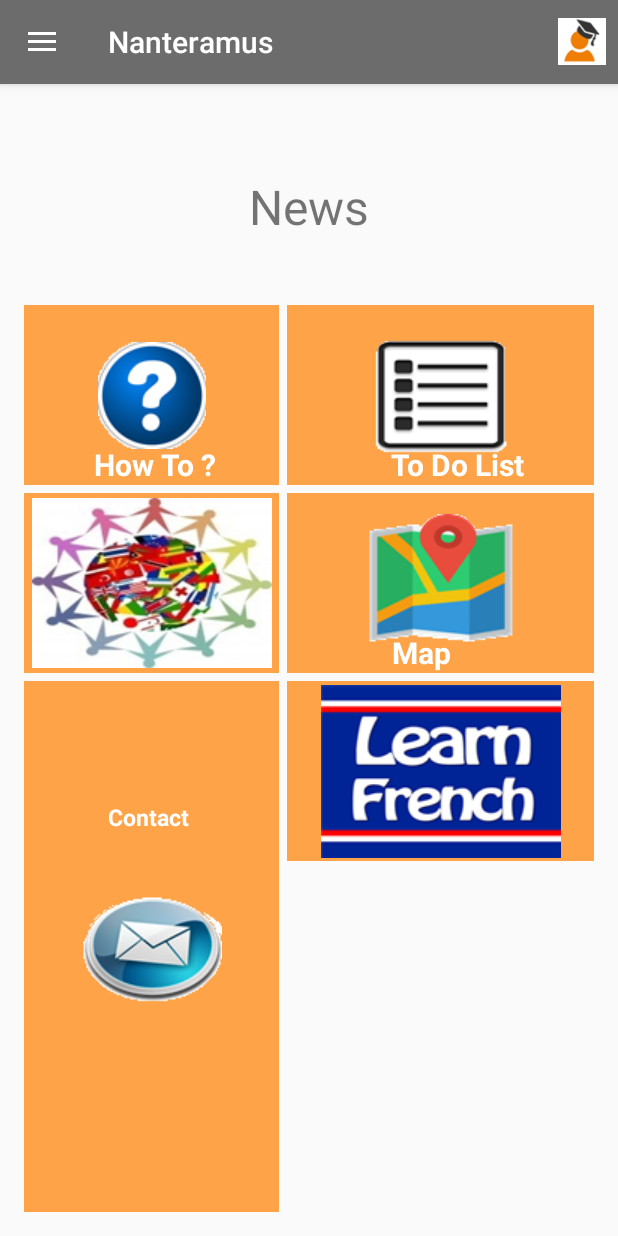
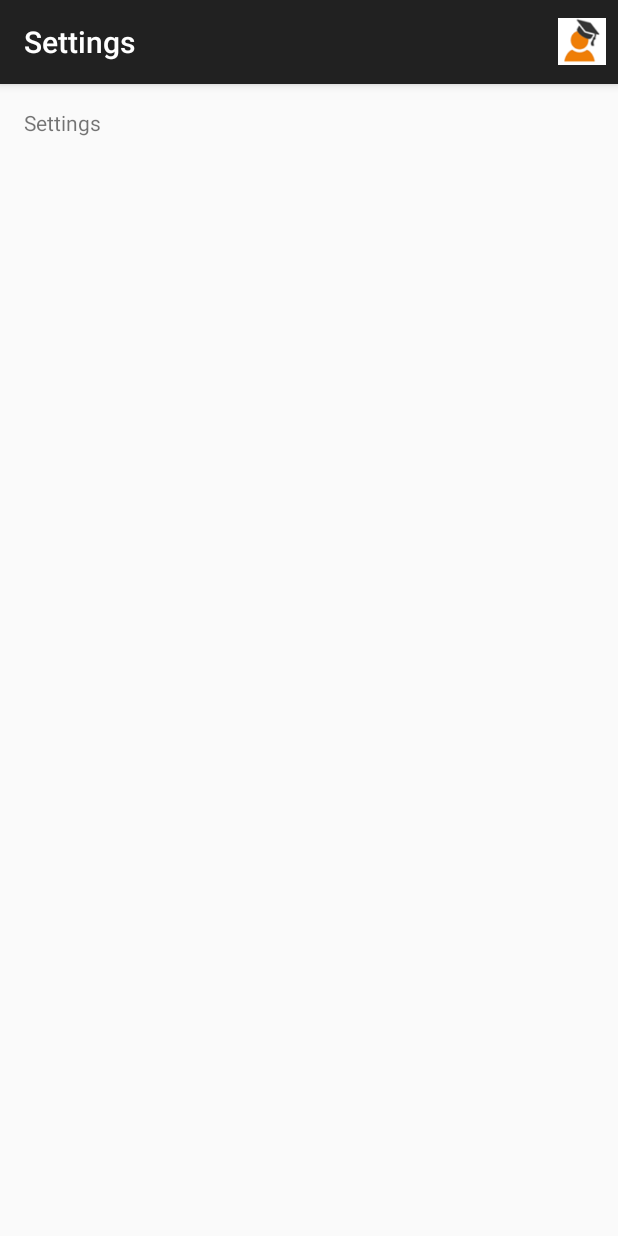
Before and after one commit to Miage-Paris-Ouest/m1c20152016-mobonline, an Android app: the Accueil screen opened directly, with no data from a screen before it, after a tap on "Profile", on a phone screen of 412 x 824 dp. Run offline under Robolectric (Android 15) with nearby library versions, the light colour scheme and no system bars.

Commit message:
settings create

```diff
--- a/app/src/main/AndroidManifest.xml
+++ b/app/src/main/AndroidManifest.xml
@@ -9,7 +9,7 @@
         android:icon="@mipmap/ic_launcher"
         android:label="Nanteramus"
         android:theme="@style/AppTheme">
-        <activity android:name=".MainActivity"></activity>
+        <activity android:name=".MainActivity" />
         <activity
             android:name=".Login"
             android:label="@string/title_activity_login"
@@ -46,6 +46,10 @@
             android:name=".LearnFrench"
             android:label="@string/title_activity_learn_french"
             android:theme="@style/AppTheme" />
+        <activity
+            android:name=".Settings"
+            android:label="@string/title_activity_settings"
+            android:theme="@style/AppTheme"></activity>
     </application>
 
 </manifest>
--- a/app/src/main/java/fr/p10/miage/m1/myapplication/Accueil.java
+++ b/app/src/main/java/fr/p10/miage/m1/myapplication/Accueil.java
@@ -8,10 +8,12 @@ import android.support.v4.widget.DrawerLayout;
 import android.support.v7.app.ActionBarDrawerToggle;
 import android.support.v7.app.AppCompatActivity;
 import android.support.v7.widget.Toolbar;
+import android.view.MenuInflater;
 import android.view.View;
 import android.view.Menu;
 import android.view.MenuItem;
 import android.widget.ImageButton;
+import android.widget.PopupMenu;
 
 public class Accueil extends AppCompatActivity  implements NavigationView.OnNavigationItemSelectedListener {
 
@@ -131,7 +133,8 @@ public class Accueil extends AppCompatActivity  implements NavigationView.OnNavi
 
         //noinspection SimplifiableIfStatement
         if (id == R.id.action_profile) {
-            return true;
+            Intent intent = new Intent(this, Settings.class);
+            startActivity(intent);
         }
 
         return super.onOptionsItemSelected(item);
--- /dev/null
+++ b/app/src/main/java/fr/p10/miage/m1/myapplication/Settings.java
@@ -0,0 +1,36 @@
+package fr.p10.miage.m1.myapplication;
+
+import android.os.Bundle;
+import android.support.v7.app.AppCompatActivity;
+import android.view.Menu;
+import android.view.MenuItem;
+
+
+public class Settings extends AppCompatActivity {
+
+
+    @Override
+    protected void onCreate(Bundle savedInstanceState) {
+        super.onCreate(savedInstanceState);
+        setContentView(R.layout.activity_settings);
+    }
+
+    @Override
+    public boolean onCreateOptionsMenu(Menu menu) {
+        // Inflate the menu; this adds items to the action bar if it is present.
+        getMenuInflater().inflate(R.menu.menu_main, menu);
+        return true;
+    }
+
+    @Override
+    public boolean onOptionsItemSelected(MenuItem item) {
+        // Handle action bar item clicks here. The action bar will
+        // automatically handle clicks on the Home/Up button, so long
+        // as you specify a parent activity in AndroidManifest.xml.
+        int id = item.getItemId();
+
+
+        return super.onOptionsItemSelected(item);
+    }
+
+}
--- /dev/null
+++ b/app/src/main/res/layout/activity_settings.xml
@@ -0,0 +1,12 @@
+<RelativeLayout xmlns:android="http://schemas.android.com/apk/res/android"
+    xmlns:tools="http://schemas.android.com/tools" android:layout_width="match_parent"
+    android:layout_height="match_parent" android:paddingLeft="@dimen/activity_horizontal_margin"
+    android:paddingRight="@dimen/activity_horizontal_margin"
+    android:paddingTop="@dimen/activity_vertical_margin"
+    android:paddingBottom="@dimen/activity_vertical_margin" tools:context=".MainActivity">
+
+    <TextView android:text="Settings" android:layout_width="wrap_content"
+        android:layout_height="wrap_content"
+        android:id="@+id/activity_accueil_image_button_map" />
+
+</RelativeLayout>
--- a/app/src/main/res/menu/menu_settings.xml
+++ /dev/null
@@ -1,6 +0,0 @@
-<?xml version="1.0" encoding="utf-8"?>
-<menu xmlns:android="http://schemas.android.com/apk/res/android">
-    <item
-        android:id="@+id/nav_settings"
-        android:title="Settings"/>
-</menu>
--- a/app/src/main/res/values/strings.xml
+++ b/app/src/main/res/values/strings.xml
@@ -24,6 +24,7 @@
     <string name="action_example">Example action</string>
 
     <string name="action_settings">Settings</string>
+    <string name="title_activity_settings">Settings</string>
 
 
 </resources>
```
